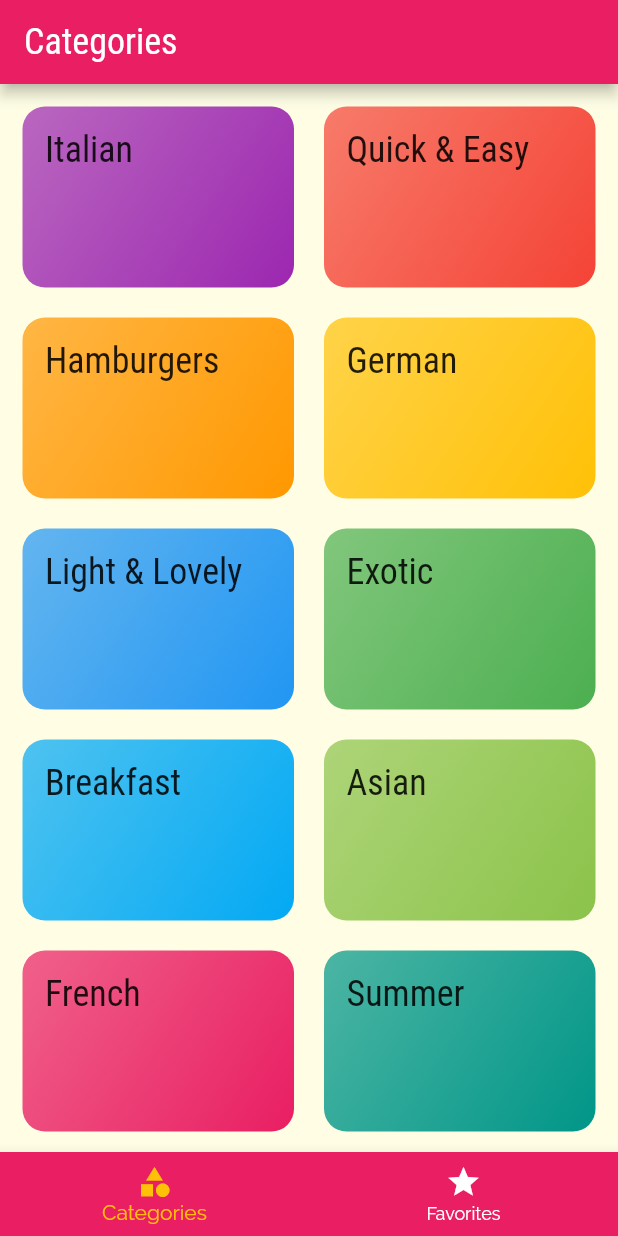
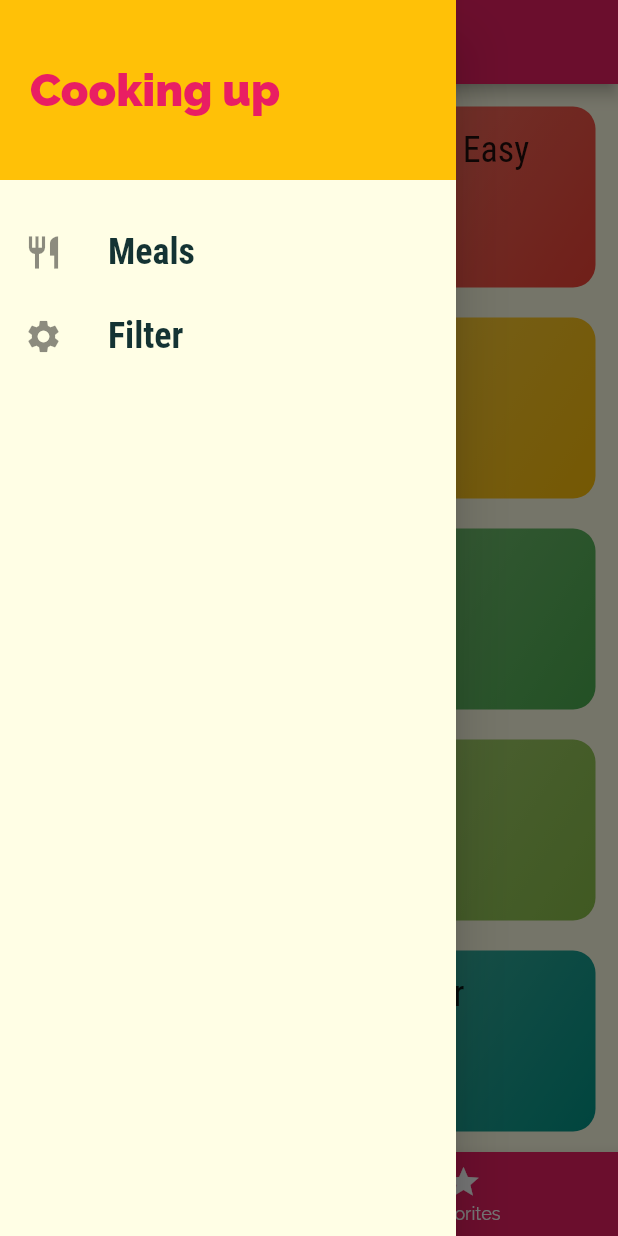
Before and after one commit to djthevj/App-Meals, a Flutter app: the screen it shows after launch, with the side drawer open (before the commit the screen has no drawer), on a phone screen of 412 x 824 dp. Run offline on Flutter 3.47's test engine with Material 2 defaults, Android fonts, the phone set to English and light mode, and no system bars.

Commit message:
Added the filtering logic.

```diff
--- a/flutter_complete_guide/lib/main.dart
+++ b/flutter_complete_guide/lib/main.dart
@@ -1,15 +1,57 @@
 import 'package:flutter/material.dart';
+import './models/dummy_categories.dart';
 
 import './screens/category_meals_screen.dart';
 import '../screens/meal_details_screen.dart';
 import './screens/tab_screen.dart';
+import './screens/filters_screen.dart';
+import './models/meal.dart';
 
 void main() {
   runApp(MyApp());
 }
 
-class MyApp extends StatelessWidget {
+class MyApp extends StatefulWidget {
   // This widget is the root of your application.
+  @override
+  State<MyApp> createState() => _MyAppState();
+}
+
+class _MyAppState extends State<MyApp> {
+  Map<String, bool> _filters = {
+    'gluten': false,
+    'lactose': false,
+    'vegan': false,
+    'vegetarian': false,
+  };
+
+  List<Meal> _availableMeals = DUMMY_MEALS;
+
+  void _setFilters(Map<String, bool> filterData) {
+    setState(() {
+      _filters = filterData;
+
+      _availableMeals = DUMMY_MEALS.where((meal) {
+        if (_filters['gluten']! && !meal.isGlutenFree) {
+          return false;
+        }
+
+        if (_filters['lactose']! && !meal.isLactoseFree) {
+          return false;
+        }
+
+        if (_filters['vegan']! && !meal.isVegan) {
+          return false;
+        }
+
+        if (_filters['vegetarian']! && !meal.isVegetarian) {
+          return false;
+        }
+        return true;
+      }).toList();
+    });
+  }
+
   @override
   Widget build(BuildContext context) {
     return MaterialApp(
@@ -26,17 +68,15 @@ class MyApp extends StatelessWidget {
               bodyText2: TextStyle(
                 color: Color.fromRGBO(20, 51, 51, 1),
               ),
-          headline6: TextStyle(
-            fontSize: 24,
-            fontFamily: 'RobotoCondensed'
-          )
-        )
-      ),
+              headline6:
+                  TextStyle(fontSize: 24, fontFamily: 'RobotoCondensed'))),
       //home: CategoriesScreen(), //root screen
       routes: {
         '/': (ctx) => TabsScreen(),
-        CategoryMealsScreen.routeName: (ctx) => CategoryMealsScreen(),
-        MealDetailScreen.routeName: (ctx) => MealDetailScreen()
+        CategoryMealsScreen.routeName: (ctx) =>
+            CategoryMealsScreen(_availableMeals),
+        MealDetailScreen.routeName: (ctx) => MealDetailScreen(),
+        FiltersScreen.routeName: (ctx) => FiltersScreen(_filters, _setFilters),
       },
     );
   }
--- a/flutter_complete_guide/lib/screens/tab_screen.dart
+++ b/flutter_complete_guide/lib/screens/tab_screen.dart
@@ -1,4 +1,5 @@
 import 'package:flutter/material.dart';
+import '../widgets/main_drawer.dart';
 import './categories_screen.dart';
 import './favorites_screen.dart';
 
@@ -33,6 +34,7 @@ class _TabsScreenState extends State<TabsScreen> {
 
 
       ),
+      drawer: MainDrawer(),
       body: _pages[_selectedPageIndex]['page'] as Widget,
       bottomNavigationBar: BottomNavigationBar(
         onTap: _selectPage,
--- /dev/null
+++ b/flutter_complete_guide/lib/widgets/main_drawer.dart
@@ -0,0 +1,54 @@
+import 'package:flutter/material.dart';
+import '../screens/filters_screen.dart';
+
+class MainDrawer extends StatelessWidget {
+  Widget builderListTile(String title, IconData icon, Function() tapHandler) {
+    return ListTile(
+      leading: Icon(
+        icon,
+        size: 26,
+      ),
+      title: Text(
+        title,
+        style: TextStyle(
+            fontFamily: 'RobotoCondensed',
+            fontSize: 24,
+            fontWeight: FontWeight.bold),
+      ),
+      onTap: tapHandler,
+    );
+  }
+
+  @override
+  Widget build(BuildContext context) {
+    return Drawer(
+      child: Column(
+        children: [
+          Container(
+            height: 120,
+            width: double.infinity,
+            padding: EdgeInsets.all(20),
+            alignment: Alignment.centerLeft,
+            color: Theme.of(context).accentColor,
+            child: Text(
+              'Cooking up',
+              style: TextStyle(
+                  fontWeight: FontWeight.w900,
+                  fontSize: 30,
+                  color: Theme.of(context).primaryColor),
+            ),
+          ),
+          SizedBox(
+            height: 20,
+          ),
+          builderListTile('Meals', Icons.restaurant, (){
+            Navigator.of(context).pushReplacementNamed('/');
+          }),
+          builderListTile('Filter', Icons.settings, (){
+            Navigator.of(context).pushReplacementNamed(FiltersScreen.routeName);
+          }),
+        ],
+      ),
+    );
+  }
+}
```
Also changed, not shown: flutter_complete_guide/lib/screens/category_meals_screen.dart (+10 -5 lines), flutter_complete_guide/lib/screens/filters_screen.dart (added, +108 -0 lines). Lines whose indentation alone changed are shown as unchanged.
